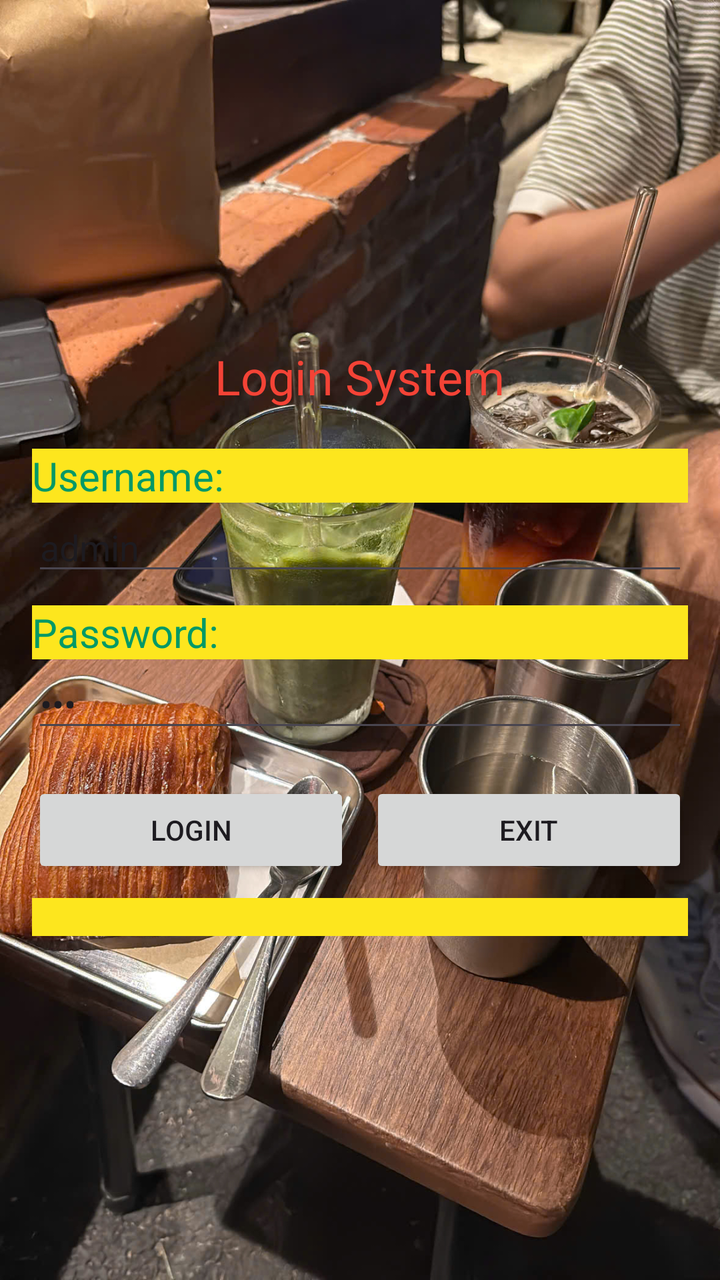
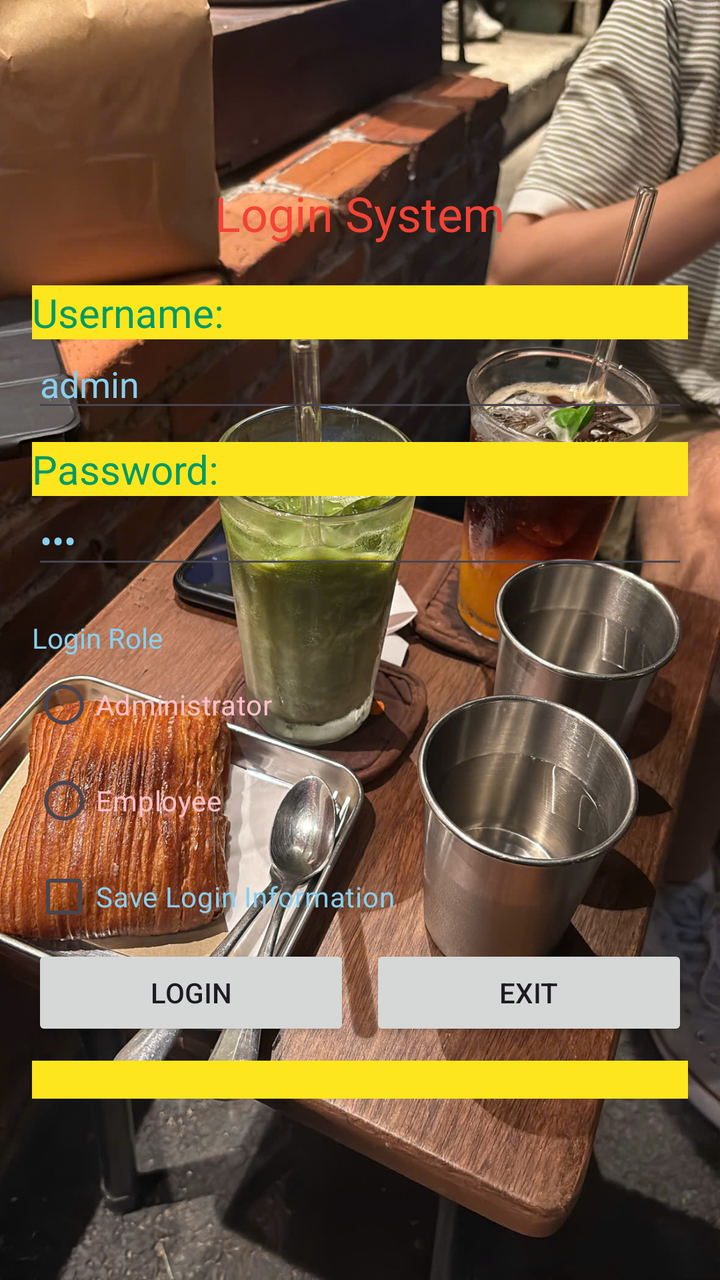

The first picture is an Android layout as it rendered before a commit; the second is the same layout after the commit. The layout source and the unified diff follow.
<!-- AndroidManifest.xml: application theme Theme.K234112EApp -->
<!-- res/layout/activity_login.xml -->
<?xml version="1.0" encoding="utf-8"?>
<LinearLayout xmlns:android="http://schemas.android.com/apk/res/android"
    xmlns:app="http://schemas.android.com/apk/res-auto"
    xmlns:tools="http://schemas.android.com/tools"
    android:id="@+id/main"
    android:layout_width="match_parent"
    android:layout_height="match_parent"
    android:orientation="vertical"
    android:gravity="center"
    android:padding="16dp"
    android:background="@drawable/bg"
    tools:context=".LoginActivity">

    <TextView
        android:id="@+id/textView2"
        android:layout_width="wrap_content"
        android:layout_height="wrap_content"
        android:layout_gravity="center_horizontal"
        android:text="@string/str_login_system"
        android:textColor="@color/red"
        android:textSize="24sp"
        android:layout_marginBottom="20dp" />

    <TextView
        android:id="@+id/textView3"
        android:layout_width="match_parent"
        android:layout_height="wrap_content"
        android:background="@color/yellow"
        android:text="@string/str_username"
        android:textColor="@color/blue"
        android:textSize="20sp" />

    <EditText
        android:text="admin"
        android:id="@+id/edtUserName"
        android:layout_width="match_parent"
        android:layout_height="wrap_content"
        android:ems="10"
        android:hint="@string/str_hint_username"
        android:inputType="text"
        android:layout_marginBottom="10dp" />

    <TextView
        android:id="@+id/textView4"
        android:layout_width="match_parent"
        android:layout_height="wrap_content"
        android:background="@color/yellow"
        android:text="@string/str_password"
        android:textColor="@color/blue"
        android:textSize="20sp" />

    <EditText
        android:text="123"
        android:id="@+id/edtPassword"
        android:layout_width="match_parent"
        android:layout_height="wrap_content"
        android:ems="10"
        android:hint="@string/str_hint_password"
        android:inputType="textPassword"
        android:layout_marginBottom="20dp" />

    <LinearLayout
        android:layout_width="match_parent"
        android:layout_height="wrap_content"
        android:orientation="horizontal"
        android:gravity="center">

        <Button
            android:onClick="loginSystem"
            android:id="@+id/btnLogin"
            android:layout_width="0dp"
            android:layout_height="wrap_content"
            android:layout_weight="1"
            android:text="@string/str_login"
            android:layout_marginEnd="5dp" />

        <Button
            android:onClick="exitSystem"
            android:id="@+id/btnExit"
            android:layout_width="0dp"
            android:layout_height="wrap_content"
            android:layout_weight="1"
            android:text="@string/str_exit"
            android:layout_marginStart="5dp" />
    </LinearLayout>

    <TextView
        android:id="@+id/txtMessage"
        android:layout_width="match_parent"
        android:layout_height="wrap_content"
        android:layout_marginTop="10dp"
        android:textAlignment="center"
        android:background="@color/yellow" />

</LinearLayout>
<!-- resources referenced by this layout -->
<resources>
  <color name="blue">#009966</color>
  <color name="red">#f44336</color>
  <color name="yellow">#fde61e</color>
  <!-- drawable bg: jpg bitmap (drawable, 512864 bytes) -->
  <string name="str_exit">Exit</string>
  <string name="str_hint_password">Enter your password:</string>
  <string name="str_hint_username">Enter your username</string>
  <string name="str_login">Login</string>
  <string name="str_login_system">Login System</string>
  <string name="str_password">Password:</string>
  <string name="str_username">Username:</string>
  <style name="Theme.K234112EApp" parent="Base.Theme.K234112EApp" />
  <style name="Base.Theme.K234112EApp" parent="Theme.Material3.DayNight.NoActionBar">
          
          
      </style>
</resources>

<!-- the commit's change to res/layout/activity_login.xml (unified diff, before → after) -->
@@ -31,14 +31,15 @@
         android:textSize="20sp" />
 
     <EditText
-        android:text="admin"
         android:id="@+id/edtUserName"
         android:layout_width="match_parent"
         android:layout_height="wrap_content"
+        android:layout_marginBottom="10dp"
         android:ems="10"
         android:hint="@string/str_hint_username"
         android:inputType="text"
-        android:layout_marginBottom="10dp" />
+        android:text="admin"
+        android:textColor="@color/babyblue" />
 
     <TextView
         android:id="@+id/textView4"
@@ -50,14 +51,48 @@
         android:textSize="20sp" />
 
     <EditText
-        android:text="123"
         android:id="@+id/edtPassword"
         android:layout_width="match_parent"
         android:layout_height="wrap_content"
+        android:layout_marginBottom="20dp"
         android:ems="10"
         android:hint="@string/str_hint_password"
         android:inputType="textPassword"
-        android:layout_marginBottom="20dp" />
+        android:text="123"
+        android:textColor="@color/babyblue" />
+
+    <TextView
+        android:id="@+id/textView5"
+        android:layout_width="match_parent"
+        android:layout_height="wrap_content"
+        android:text="@string/str_login_role"
+        android:textColor="@color/babyblue" />
+
+    <RadioGroup
+        android:layout_width="match_parent"
+        android:layout_height="wrap_content">
+
+        <RadioButton
+            android:id="@+id/radAdmin"
+            android:layout_width="match_parent"
+            android:layout_height="wrap_content"
+            android:text="@string/str_role_admin"
+            android:textColor="@color/pink" />
+
+        <RadioButton
+            android:id="@+id/radEmployee"
+            android:layout_width="match_parent"
+            android:layout_height="wrap_content"
+            android:text="@string/str_role_employee"
+            android:textColor="@color/pink" />
+    </RadioGroup>
+
+    <CheckBox
+        android:id="@+id/chkSaveLogin"
+        android:layout_width="match_parent"
+        android:layout_height="wrap_content"
+        android:text="@string/str_save_login_info"
+        android:textColor="@color/babyblue" />
 
     <LinearLayout
         android:layout_width="match_parent"
<!-- resource entries referenced after the edit -->
@@ -1,6 +1,8 @@
 <!-- resources referenced by this layout -->
 <resources>
+  <color name="babyblue">#89cff0</color>
   <color name="blue">#009966</color>
+  <color name="pink">#ffc0cb</color>
   <color name="red">#f44336</color>
   <color name="yellow">#fde61e</color>
   <!-- drawable bg: jpg bitmap (drawable, 512864 bytes) -->
@@ -8,8 +10,12 @@
   <string name="str_hint_password">Enter your password:</string>
   <string name="str_hint_username">Enter your username</string>
   <string name="str_login">Login</string>
+  <string name="str_login_role">Login Role</string>
   <string name="str_login_system">Login System</string>
   <string name="str_password">Password:</string>
+  <string name="str_role_admin">Administrator</string>
+  <string name="str_role_employee">Employee</string>
+  <string name="str_save_login_info">Save Login Information</string>
   <string name="str_username">Username:</string>
   <style name="Theme.K234112EApp" parent="Base.Theme.K234112EApp" />
   <style name="Base.Theme.K234112EApp" parent="Theme.Material3.DayNight.NoActionBar">
